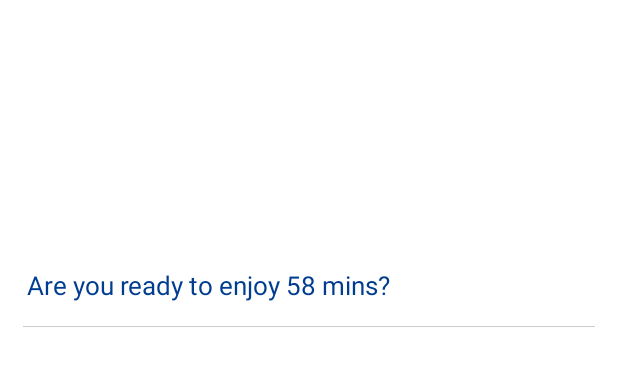
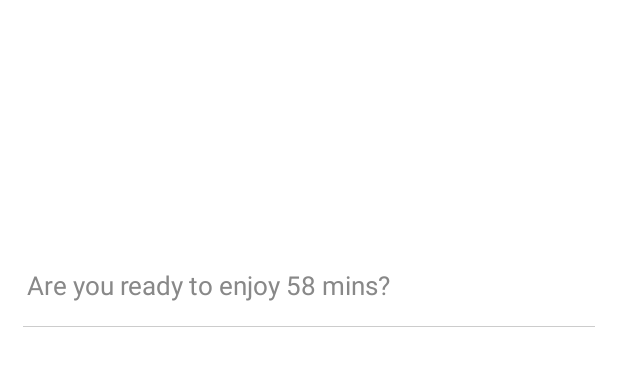
Before and after one commit to Shmaug/YouSeeSD, an Android app: the layout item_transparent_header.xml on its own in the app's theme, with its tools: preview values and no code run, on a phone screen of 412 x 824 dp. Shown: the top 366 px of the screen. Run offline under Robolectric (Android 15) with nearby library versions, the phone set to English and light mode, and no system bars; plain views replace IconicsImageView, IconicsTextView.

Commit message:
fixes a minor bug

```diff
--- a/app/src/main/res/layout/item_transparent_header.xml
+++ b/app/src/main/res/layout/item_transparent_header.xml
@@ -33,7 +33,7 @@
         android:layout_marginTop="18dp"
         android:layout_marginBottom="15dp"
         android:text="Are you ready to enjoy 58 mins?"
-        android:textColor="@color/primaryDarkColor"
+        android:textColor="@color/gray"
         android:textSize="17sp" />
 
     <View
```
